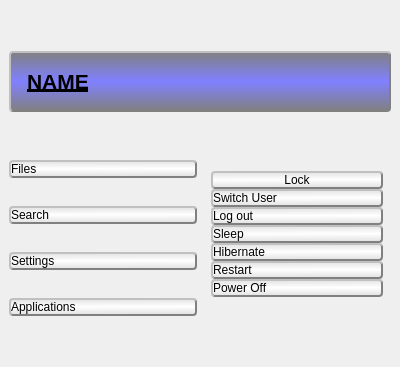
Qt form mainwindow.ui (evanjmcafee/JumpMenu) before a commit.
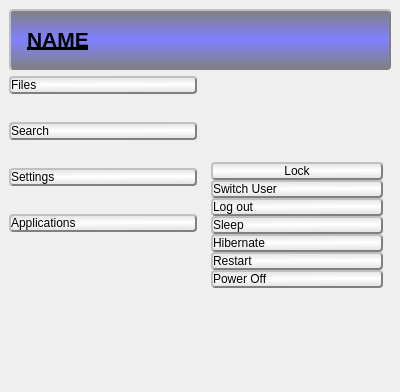
The same form after that commit. Icons and pictures are not drawn.

Patch:
```diff
--- a/mainwindow.ui
+++ b/mainwindow.ui
@@ -7,7 +7,7 @@
     <x>0</x>
     <y>0</y>
     <width>400</width>
-    <height>367</height>
+    <height>392</height>
    </rect>
   </property>
   <property name="sizePolicy">
@@ -186,6 +186,19 @@
         </property>
        </widget>
       </item>
+      <item>
+       <spacer name="verticalSpacer">
+        <property name="orientation">
+         <enum>Qt::Vertical</enum>
+        </property>
+        <property name="sizeHint" stdset="0">
+         <size>
+          <width>20</width>
+          <height>40</height>
+         </size>
+        </property>
+       </spacer>
+      </item>
      </layout>
     </item>
     <item row="1" column="1">
```
